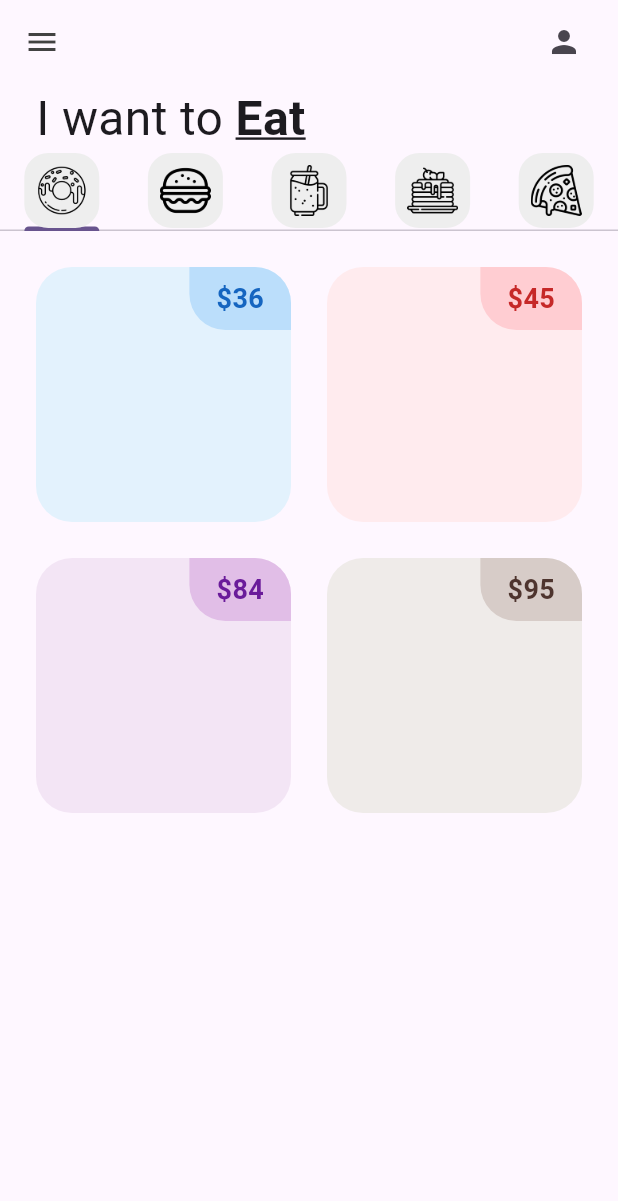
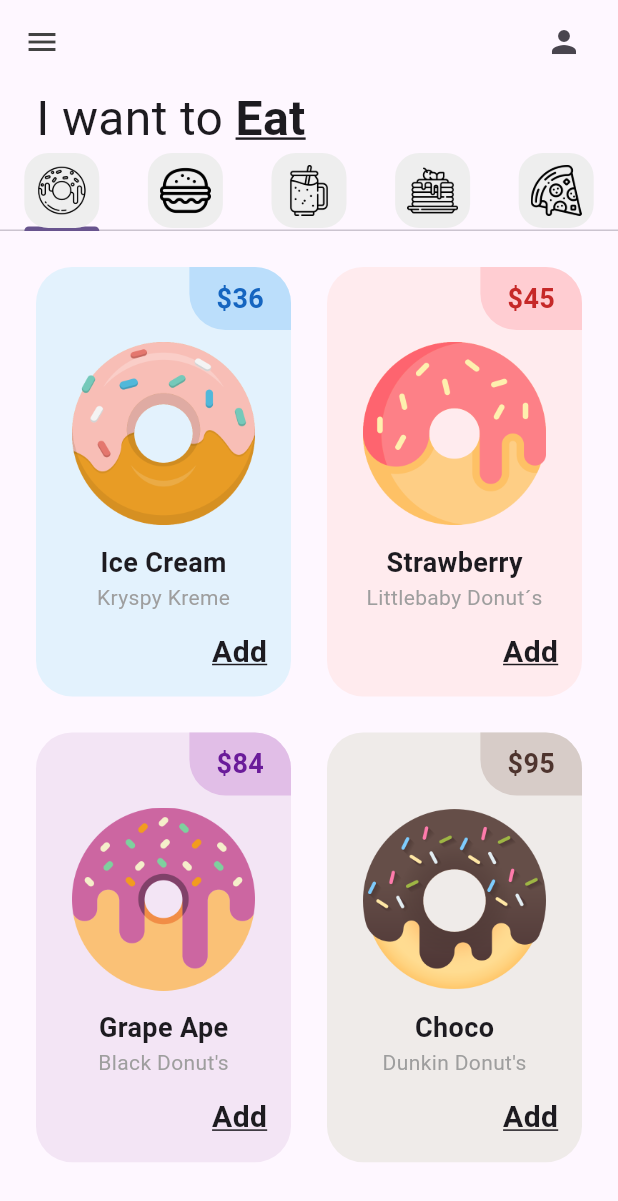
Before and after one commit to alejandroqm144/donut_app_4sa, a Flutter app: the screen it shows after launch, on a phone screen of 412 x 824 dp. Shown: the top 1201 px of the screen. Run offline on Flutter 3.47's test engine with Material 3 defaults, Android fonts, the phone set to English and light mode, and no system bars.

Commit message:
DonutTile Finished (my design)

```diff
--- a/lib/tabs/donut_tab.dart
+++ b/lib/tabs/donut_tab.dart
@@ -7,11 +7,11 @@
 
   //list of donuts
   final List donutsOnSale = [
-    // [ donutFlavor, donutPrice, donutColor, imageName ]
-    ["Ice Cream", "36", Colors.blue, "lib/images/icecream_donut.png"],
-    ["Strawberry", "45", Colors.red, "lib/images/strawberry_donut.png"],
-    ["Grape Ape", "84", Colors.purple, "lib/images/grape_donut.png"],
-    ["Choco", "95", Colors.brown, "lib/images/chocolate_donut.png"],
+    // [ donutFlavor, donutBrand, donutPrice, donutColor, imageName ]
+    ["Ice Cream", "Kryspy Kreme", "36", Colors.blue, "lib/images/icecream_donut.png"],
+    ["Strawberry", "Littlebaby Donut´s", "45", Colors.red, "lib/images/strawberry_donut.png"],
+    ["Grape Ape", "Black Donut's" ,"84", Colors.purple, "lib/images/grape_donut.png"],
+    ["Choco", "Dunkin Donut's", "95", Colors.brown, "lib/images/chocolate_donut.png"],
   ];
 
   DonutTab({super.key});
@@ -22,7 +22,9 @@
       // Prepa 1: cómmo se va a organizar
       gridDelegate: const SliverGridDelegateWithFixedCrossAxisCount(
         // Número de columnas
-        crossAxisCount: 2),
+        crossAxisCount: 2,
+        // Proporción entre alto y ancho
+        childAspectRatio: 1/1.6),
       // Cuántos elementos
       itemCount: 4,
       padding: const EdgeInsets.all(12),
@@ -30,9 +32,10 @@
       itemBuilder: (context, index) {
         return DonutTile(
           donutFlavor: donutsOnSale[index][0],
-          donutPrice: donutsOnSale[index][1],
-          donutColor: donutsOnSale[index][2],
-          imageName: donutsOnSale[index][3],
+          donutBrand: donutsOnSale[index][1],
+          donutPrice: donutsOnSale[index][2],
+          donutColor: donutsOnSale[index][3],
+          imageName: donutsOnSale[index][4],
         );
       });
   }
--- a/lib/utils/donut_tile.dart
+++ b/lib/utils/donut_tile.dart
@@ -6,6 +6,7 @@
 
   final String donutFlavor;
   final String donutPrice;
+  final String donutBrand;
   // dynamic porque será de tipo color
   final dynamic donutColor;
   final String imageName;
@@ -14,6 +15,7 @@
   required this.donutFlavor,
   required this.donutPrice,
   required this.donutColor,
+  required this.donutBrand,
   required this.imageName});
 
   @override
@@ -45,11 +47,67 @@
                       color: donutColor[800]
                     ),
                   ),
-                )
+                ),
               ],
-            )
+            ),
+
+            //Donut price
+            Padding(
+              padding: const EdgeInsets.symmetric(
+                horizontal: 24,
+              ).copyWith(
+                bottom: 12,
+                top: 8,
+              ),
+              child: Image.asset(imageName),
+            ),
+
+            //Donut flavor text
+            Padding(
+              padding: const EdgeInsets.symmetric(horizontal: 15.0),
+              child: Text(
+                donutFlavor,
+                style: const TextStyle(
+                  fontWeight: FontWeight.bold,
+                  fontSize: 18,
+                ),
+              ),
+            ),
+
+            // Nombre de la marca (Brand Text)
+            Padding(
+              padding: const EdgeInsets.only(bottom: 12.0),
+              child: Text(
+                donutBrand,
+                style: const TextStyle(
+                  fontSize: 14,
+                  color: Colors.grey,
+                ),
+              ),
+            ),
+
+            // Add Bottom
+            Row(
+              mainAxisAlignment: MainAxisAlignment.end,
+              children: [
+                Padding(
+                  padding: const EdgeInsets.only(right: 16.0),
+                  child: Text('Add',
+                  style: const TextStyle(
+                    fontWeight: FontWeight.bold,
+                    fontSize: 20,
+                    decoration: TextDecoration.underline),
+                    ),
+                ),
+              ],
+            ),
+
+            //Icons
+
           ],),
       ),
     );
   }
+
+  circular(int i) {}
 }
```
